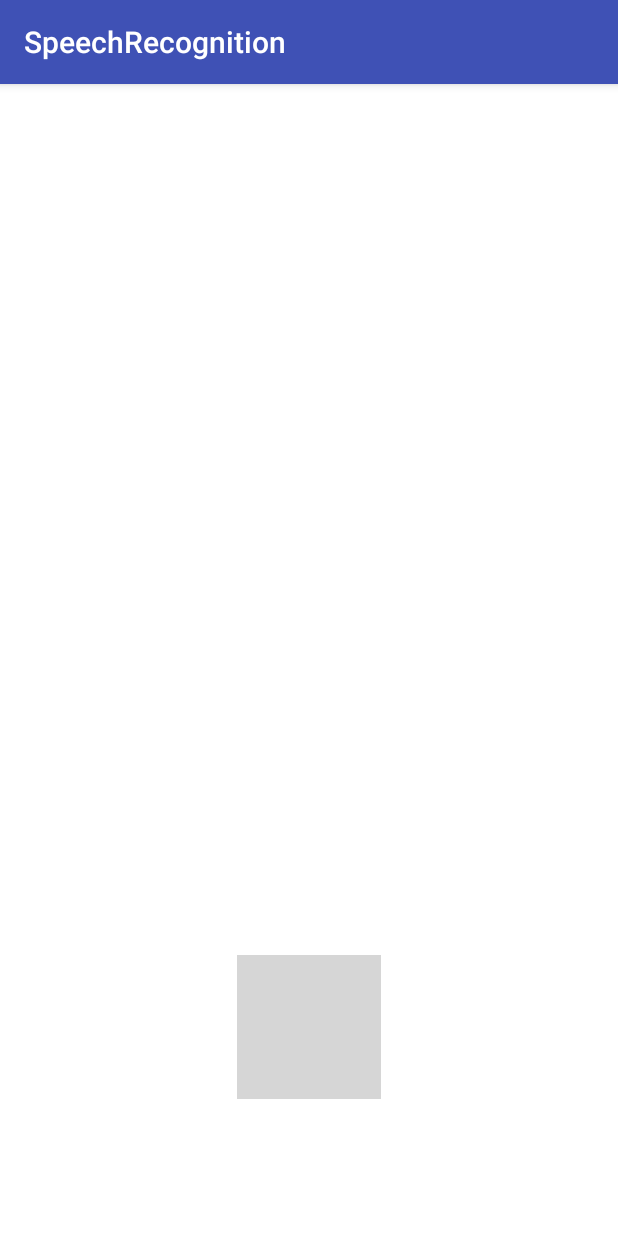
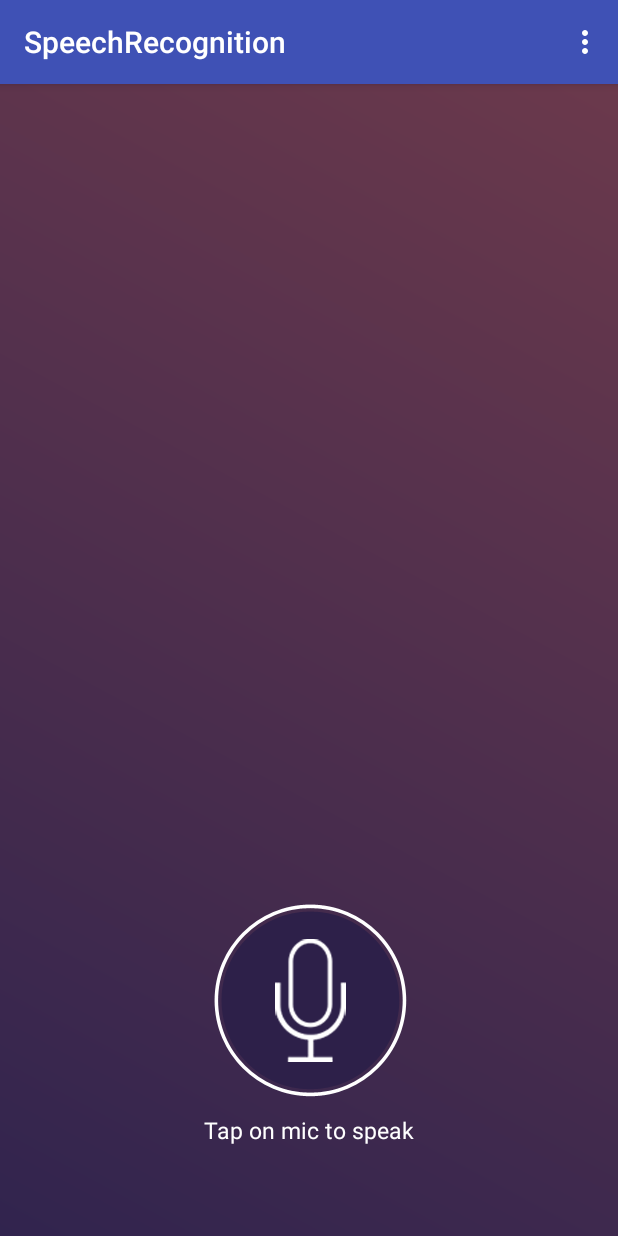
Before and after one commit to vishaln04/Speech-Recognition, an Android app: the screen it shows after launch (MainActivity), on a phone screen of 412 x 824 dp. Run offline under Robolectric (Android 15) with nearby library versions, the phone set to English and light mode, and no system bars; grey boxes are pictures that could not be loaded.

Commit message:
Main Logic Implemented

```diff
--- a/app/src/main/java/com/example/vishal/speechrecognition/MainActivity.java
+++ b/app/src/main/java/com/example/vishal/speechrecognition/MainActivity.java
@@ -1,13 +1,81 @@
 package com.example.vishal.speechrecognition;
 
+import android.content.ActivityNotFoundException;
+import android.content.Intent;
+import android.speech.RecognizerIntent;
 import android.support.v7.app.AppCompatActivity;
 import android.os.Bundle;
+import android.view.Menu;
+import android.view.View;
+import android.widget.ImageButton;
+import android.widget.TextView;
+import android.widget.Toast;
+
+import java.util.ArrayList;
+import java.util.Locale;
 
 public class MainActivity extends AppCompatActivity {
+
+    private TextView txtSpeechInput;
+    private ImageButton btnSpeak;
+    private final int REQ_CODE_SPEECH_INPUT = 100;
 
     @Override
     protected void onCreate(Bundle savedInstanceState) {
         super.onCreate(savedInstanceState);
         setContentView(R.layout.activity_main);
+
+        txtSpeechInput = (TextView) findViewById(R.id.txtSpeechInput);
+        btnSpeak = (ImageButton) findViewById(R.id.btnSpeak);
+
+        // Hide the ActionBar
+        //getActionBar().hide();
+
+        btnSpeak.setOnClickListener(new View.OnClickListener() {
+            @Override
+            public void onClick(View view) {
+                promptSpeechInput();
+            }
+        });
+    }
+
+    // Showing google speech input dialog
+
+    private void promptSpeechInput() {
+        Intent intent = new Intent(RecognizerIntent.ACTION_RECOGNIZE_SPEECH);
+        intent.putExtra(RecognizerIntent.EXTRA_LANGUAGE_MODEL, RecognizerIntent.LANGUAGE_MODEL_FREE_FORM);
+        intent.putExtra(RecognizerIntent.EXTRA_LANGUAGE, Locale.getDefault());
+        intent.putExtra(RecognizerIntent.EXTRA_PROMPT, getString(R.string.speech_prompt));
+        try {
+            startActivityForResult(intent, REQ_CODE_SPEECH_INPUT);
+        } catch (ActivityNotFoundException e) {
+            Toast.makeText(getApplicationContext(), getString(R.string.speech_not_supported), Toast.LENGTH_SHORT).show();
+        }
+    }
+
+    // Receiving Speech Input
+
+    @Override
+    protected void onActivityResult(int requestCode, int resultCode, Intent data) {
+        super.onActivityResult(requestCode, resultCode, data);
+
+        switch (requestCode) {
+            case REQ_CODE_SPEECH_INPUT: {
+                if (resultCode == RESULT_OK && null != data) {
+
+                    ArrayList<String> result = data.getStringArrayListExtra(RecognizerIntent.EXTRA_RESULTS);
+                    txtSpeechInput.setText(result.get(0));
+
+                }
+                break;
+            }
+        }
+    }
+
+    @Override
+    public boolean onCreateOptionsMenu(Menu menu) {
+        // Inflate the menu; this adds items to the action bar if it is present.
+        getMenuInflater().inflate(R.menu.main, menu);
+        return true;
     }
 }
--- /dev/null
+++ b/app/src/main/res/drawable/bg_gradient.xml
@@ -0,0 +1,10 @@
+<?xml version="1.0" encoding="UTF-8"?>
+<shape xmlns:android="http://schemas.android.com/apk/res/android"
+    android:shape="rectangle" >
+
+    <gradient
+        android:angle="45"
+        android:endColor="@color/bg_gradient_end"
+        android:startColor="@color/bg_gradient_start"
+        android:type="linear" />
+</shape>
--- a/app/src/main/res/layout/activity_main.xml
+++ b/app/src/main/res/layout/activity_main.xml
@@ -1,10 +1,9 @@
 <?xml version="1.0" encoding="utf-8"?>
 <RelativeLayout xmlns:android="http://schemas.android.com/apk/res/android"
     xmlns:tools="http://schemas.android.com/tools"
-    android:id="@+id/activity_main"
     android:layout_width="match_parent"
     android:layout_height="match_parent"
-    android:background="@color/white"
+    android:background="@drawable/bg_gradient"
     android:orientation="vertical"
     tools:context="com.example.vishal.speechrecognition.MainActivity">
 
@@ -26,8 +25,14 @@
         android:layout_centerHorizontal="true"
         android:layout_marginBottom="60dp"
         android:gravity="center"
-        android:orientation="vertical"
-        android:id="@+id/linearLayout">
+        android:orientation="vertical" >
+
+        <ImageButton
+            android:id="@+id/btnSpeak"
+            android:layout_width="wrap_content"
+            android:layout_height="wrap_content"
+            android:background="@null"
+            android:src="@drawable/ico_mic" />
 
         <TextView
             android:layout_width="wrap_content"
@@ -39,12 +44,4 @@
             android:textStyle="normal" />
     </LinearLayout>
 
-    <ImageButton
-        android:id="@+id/btnSpeak"
-        android:layout_width="wrap_content"
-        android:layout_height="wrap_content"
-        android:background="@null"
-        android:src="@drawable/mic"
-        android:layout_above="@+id/linearLayout"
-        android:layout_centerHorizontal="true" />
 </RelativeLayout>
--- /dev/null
+++ b/app/src/main/res/menu/main.xml
@@ -0,0 +1,9 @@
+<menu xmlns:android="http://schemas.android.com/apk/res/android" >
+
+    <item
+        android:id="@+id/action_settings"
+        android:orderInCategory="100"
+        android:showAsAction="never"
+        android:title="@string/action_settings"/>
+
+</menu>
```
Also changed, not shown: app/src/main/res/drawable-hdpi/ic_launcher.png (added), app/src/main/res/drawable-hdpi/ico_mic.png (added), app/src/main/res/drawable-mdpi/ic_launcher.png (added), app/src/main/res/drawable-mdpi/ico_mic.png (added), app/src/main/res/drawable-xhdpi/ic_launcher.png (added), app/src/main/res/drawable-xhdpi/ico_mic.png (added), app/src/main/res/drawable-xxhdpi/ic_launcher.png (added), app/src/main/res/drawable-xxhdpi/ico_mic.png (added).
